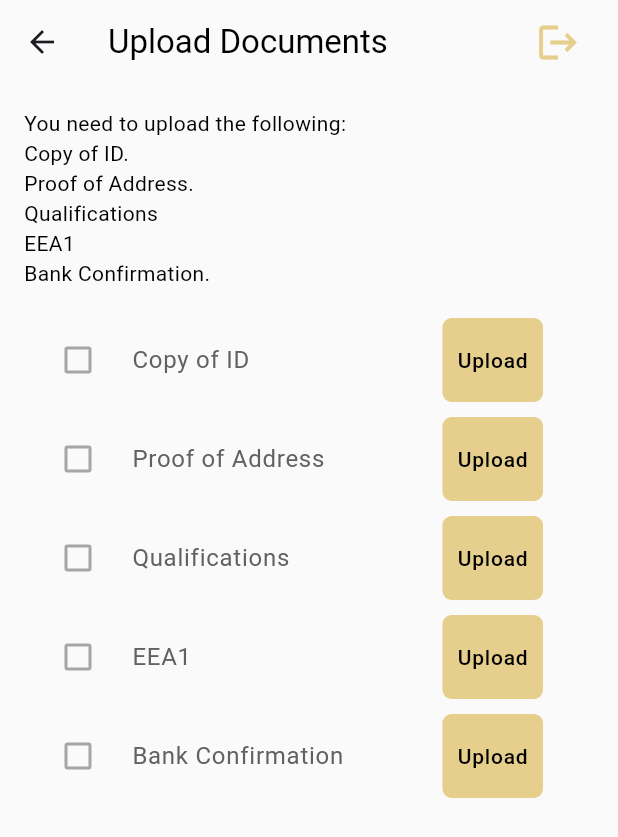
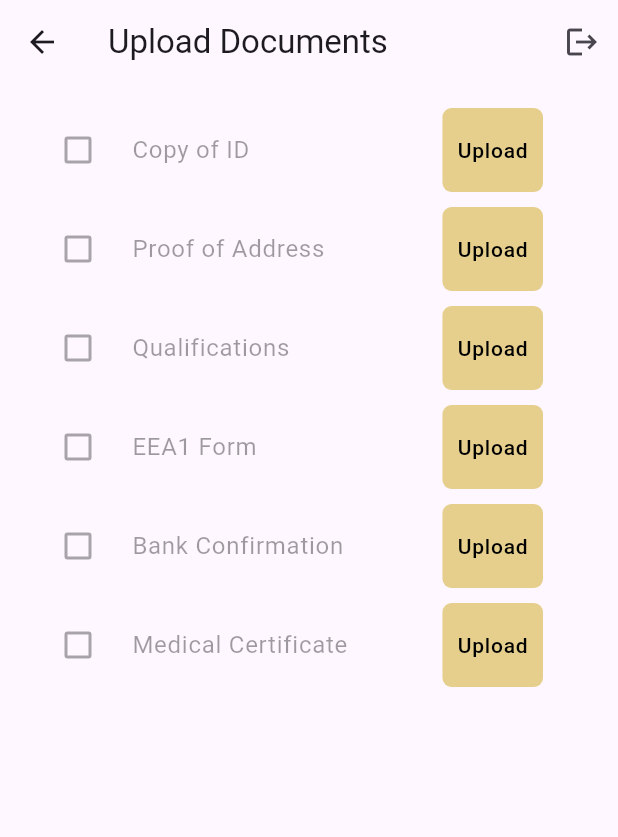
Before and after one commit to flutify-sa/sincot, a Flutter app: the UploadDocuments screen opened directly, after a tap on "Upload", on a phone screen of 412 x 824 dp. Shown: the top 837 px of the screen. Run offline on Flutter 3.47's test engine with Material 3 defaults, Android fonts, the phone set to English and light mode, and no system bars; our stand-ins replace file_picker, shared_preferences, supabase_flutter; accounts and stored records are empty; network calls fail.

Commit message:
added upload for medical certificate at a later stage

```diff
--- a/lib/uploaddocuments.dart
+++ b/lib/uploaddocuments.dart
@@ -1,6 +1,6 @@
 // ignore_for_file: avoid_print, use_build_context_synchronously
 
-import 'dart:io'; // Import this at the top of your file
+import 'dart:io';
 import 'package:flutter/material.dart';
 import 'package:file_picker/file_picker.dart';
 import 'package:flutter/services.dart';
@@ -22,26 +22,23 @@ class UploadDocumentsState extends State<UploadDocuments> {
   bool isQualificationsUploaded = false;
   bool isEEA1Uploaded = false;
   bool isBankConfirmationUploaded = false;
+  bool isMedicalUploaded = false;
 
   final Authservice _authService = Authservice();
 
   Future<void> uploadDocument(String documentType) async {
     try {
-      // Step 1: Pick the document file
       FilePickerResult? result = await FilePicker.platform.pickFiles(
         allowMultiple: false,
-        withData: true, // Ensure that file bytes are picked
+        withData: true,
       );
 
       if (result == null) {
         print("No file selected.");
-        return; // If no file selected, return early
+        return;
       }
 
       PlatformFile file = result.files.first;
-      print("Picked file: ${file.name}");
-
-      // Check if bytes are available
       if (file.bytes == null) {
         print('No file bytes available for ${file.name}.');
         return;
@@ -50,63 +47,31 @@ class UploadDocumentsState extends State<UploadDocuments> {
       final fileBytes = file.bytes!;
       final fileName = file.name;
 
-      print("File bytes length: ${fileBytes.length}");
-
-      // Step 2: Create a temporary File object
       final tempFile = await _createTempFile(fileBytes, fileName);
 
-      // Step 3: Get the user ID
       final userId = Supabase.instance.client.auth.currentUser?.id;
       if (userId == null) {
         print("User ID is not available.");
         return;
       }
 
-      // Step 4: Create the file path with document type as subfolder
       final storagePath = 'uploads/$userId/$documentType/$fileName';
+      final storage = Supabase.instance.client.storage.from('profiles');
+      await storage.upload(storagePath, tempFile);
 
-      // Step 5: Upload the file to the specified path
-      final storage = Supabase.instance.client.storage.from('profiles');
-      // ignore: unused_local_variable
-      final response = await storage.upload(storagePath, tempFile);
-
-      print('File uploaded to: $storagePath');
-
-      // Step 6: Mark the document as uploaded in the UI
       setState(() {
         if (documentType == 'ID') isIdUploaded = true;
         if (documentType == 'Address') isAddressUploaded = true;
         if (documentType == 'Qualifications') isQualificationsUploaded = true;
         if (documentType == 'EEA1') isEEA1Uploaded = true;
         if (documentType == 'Bank') isBankConfirmationUploaded = true;
+        if (documentType == 'Medical') isMedicalUploaded = true;
       });
     } catch (e) {
       print('Error: $e');
     }
   }
 
-  Future<void> logout() async {
-    try {
-      await _authService.signOut();
-      if (mounted) {
-        ScaffoldMessenger.of(context).showSnackBar(
-          SnackBar(content: Text('Logged out successfully')),
-        );
-      }
-      Navigator.pushReplacement(
-        context,
-        MaterialPageRoute(builder: (context) => LoginPage(onTap: () {})),
-      );
-    } catch (e) {
-      if (mounted) {
-        ScaffoldMessenger.of(context).showSnackBar(
-          SnackBar(content: Text('Error: $e')),
-        );
-      }
-    }
-  }
-
-  // Function to create a temporary file from the bytes
   Future<File> _createTempFile(Uint8List bytes, String fileName) async {
     final tempDir = await Directory.systemTemp.createTemp();
     final tempFile = File('${tempDir.path}/$fileName');
@@ -116,7 +81,6 @@ class UploadDocumentsState extends State<UploadDocuments> {
 
   @override
   Widget build(BuildContext context) {
-    // Check if all documents are uploaded
     bool allDocumentsUploaded = isIdUploaded &&
         isAddressUploaded &&
         isQualificationsUploaded &&
@@ -124,43 +88,30 @@ class UploadDocumentsState extends State<UploadDocuments> {
         isBankConfirmationUploaded;
 
     return Scaffold(
-      backgroundColor: Colors.grey.shade50,
       appBar: AppBar(
-        backgroundColor: Colors.grey.shade50,
-        title: Text(
-          'Upload Documents',
-          style: TextStyle(
-            color: Colors.black,
-          ),
-        ),
+        title: Text('Upload Documents'),
         actions: [
-          Padding(
-            padding: const EdgeInsets.only(right: 16.0),
-            child: IconButton(
-              icon: Icon(Icons.logout, size: 30, color: Color(0xffe6cf8c)),
-              onPressed: logout,
-            ),
+          IconButton(
+            icon: Icon(Icons.logout),
+            onPressed: () async {
+              await _authService.signOut();
+              Navigator.pushReplacement(
+                context,
+                MaterialPageRoute(
+                    builder: (context) => LoginPage(onTap: () {})),
+              );
+            },
           ),
         ],
       ),
       body: SingleChildScrollView(
-        child: Padding(
         padding: const EdgeInsets.all(16.0),
         child: Column(
-            crossAxisAlignment: CrossAxisAlignment.start,
           children: [
-              Text(
-                'You need to upload the following:\nCopy of ID.\nProof of Address.\nQualifications\nEEA1\nBank Confirmation.',
-                style: TextStyle(color: Colors.black, fontSize: 14),
-              ),
-              SizedBox(height: 20),
             CheckboxListTile(
-                title: Text(
-                  'Copy of ID',
-                  style: TextStyle(color: Colors.grey.shade700),
-                ),
+              title: Text('Copy of ID'),
               value: isIdUploaded,
-                onChanged: null, // Disable editing
+              onChanged: null,
               controlAffinity: ListTileControlAffinity.leading,
               secondary: UploadButtonButton(
                 onTap: isIdUploaded ? null : () => uploadDocument('ID'),
@@ -169,28 +120,21 @@ class UploadDocumentsState extends State<UploadDocuments> {
             ),
             const SizedBox(height: 10),
             CheckboxListTile(
-                title: Text(
-                  'Proof of Address',
-                  style: TextStyle(color: Colors.grey.shade700),
-                ),
+              title: Text('Proof of Address'),
               value: isAddressUploaded,
-                onChanged: null, // Disable editing
+              onChanged: null,
               controlAffinity: ListTileControlAffinity.leading,
               secondary: UploadButtonButton(
-                  onTap: isAddressUploaded
-                      ? null
-                      : () => uploadDocument('Address'),
+                onTap:
+                    isAddressUploaded ? null : () => uploadDocument('Address'),
                 text: 'Upload',
               ),
             ),
             const SizedBox(height: 10),
             CheckboxListTile(
-                title: Text(
-                  'Qualifications',
-                  style: TextStyle(color: Colors.grey.shade700),
-                ),
+              title: Text('Qualifications'),
               value: isQualificationsUploaded,
-                onChanged: null, // Disable editing
+              onChanged: null,
               controlAffinity: ListTileControlAffinity.leading,
               secondary: UploadButtonButton(
                 onTap: isQualificationsUploaded
@@ -201,12 +145,9 @@ class UploadDocumentsState extends State<UploadDocuments> {
             ),
             const SizedBox(height: 10),
             CheckboxListTile(
-                title: Text(
-                  'EEA1',
-                  style: TextStyle(color: Colors.grey.shade700),
-                ),
+              title: Text('EEA1 Form'),
               value: isEEA1Uploaded,
-                onChanged: null, // Disable editing
+              onChanged: null,
               controlAffinity: ListTileControlAffinity.leading,
               secondary: UploadButtonButton(
                 onTap: isEEA1Uploaded ? null : () => uploadDocument('EEA1'),
@@ -215,12 +156,9 @@ class UploadDocumentsState extends State<UploadDocuments> {
             ),
             const SizedBox(height: 10),
             CheckboxListTile(
-                title: Text(
-                  'Bank Confirmation',
-                  style: TextStyle(color: Colors.grey.shade700),
-                ),
+              title: Text('Bank Confirmation'),
               value: isBankConfirmationUploaded,
-                onChanged: null, // Disable editing
+              onChanged: null,
               controlAffinity: ListTileControlAffinity.leading,
               secondary: UploadButtonButton(
                 onTap: isBankConfirmationUploaded
@@ -229,21 +167,24 @@ class UploadDocumentsState extends State<UploadDocuments> {
                 text: 'Upload',
               ),
             ),
-              // Show the text box only when all documents are uploaded
-              if (allDocumentsUploaded)
-                Padding(
-                  padding: const EdgeInsets.symmetric(vertical: 20.0),
-                  child: Text(
-                    'All documents uploaded. Thank you. Kindly log out.',
-                    style: TextStyle(
-                      color: Colors.green,
-                      fontSize: 16,
-                      fontWeight: FontWeight.bold,
+            const SizedBox(height: 10),
+            CheckboxListTile(
+              title: Text('Medical Certificate'),
+              value: isMedicalUploaded,
+              onChanged: null,
+              controlAffinity: ListTileControlAffinity.leading,
+              secondary: UploadButtonButton(
+                onTap:
+                    isMedicalUploaded ? null : () => uploadDocument('Medical'),
+                text: 'Upload',
               ),
             ),
+            if (allDocumentsUploaded)
+              Text(
+                'All required documents uploaded. You can upload your medical certificate later.',
+                style: TextStyle(color: Colors.green, fontSize: 16),
               ),
           ],
-          ),
         ),
       ),
     );
```
Also changed, not shown: lib/authservice.dart (+13 -6 lines), lib/loginpage.dart (+11 -15 lines). Lines whose indentation alone changed are shown as unchanged.
